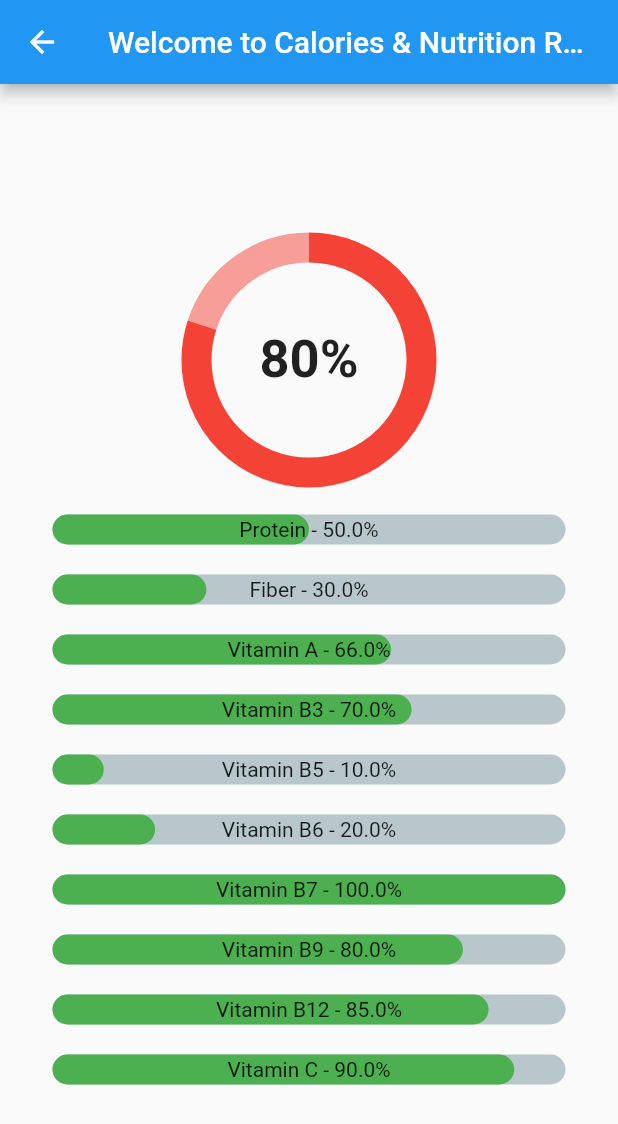
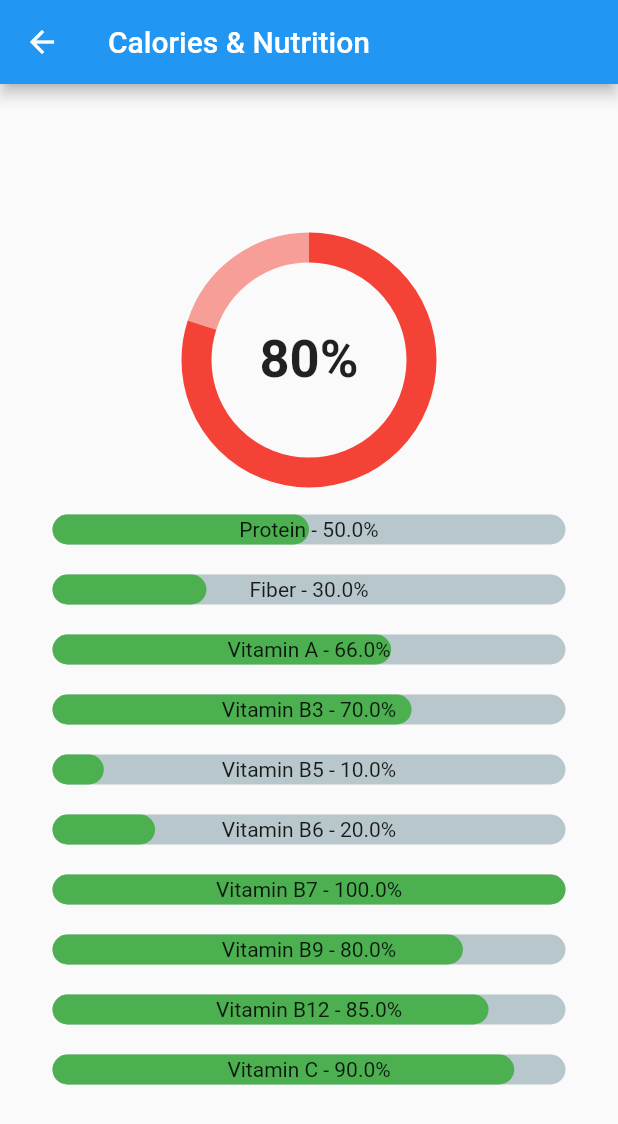
Before and after one commit to lmora21/nutrition_buddy, a Flutter app: the screen it shows after launch, after a tap on an icon or button, on a phone screen of 412 x 824 dp. Shown: the top 1124 px of the screen. Run offline on Flutter 3.47's test engine with Material 2 defaults, Android fonts, the phone set to English and light mode, and no system bars; drawn by our look-alikes of percent_indicator, pie_chart.

Commit message:
Renamed home route screen titles

```diff
--- a/lib/home_route_budget.dart
+++ b/lib/home_route_budget.dart
@@ -8,7 +8,7 @@ class RouteBudget extends StatelessWidget {
   @override
   Widget build(BuildContext context) {
     return Scaffold(
-      appBar: AppBar(title: const Text("Welcome to Budget Route!")),
+      appBar: AppBar(title: const Text("Weekly Budget")),
       body: Center(
         child: Column(
           mainAxisAlignment: MainAxisAlignment.center,
--- a/lib/home_route_cal.dart
+++ b/lib/home_route_cal.dart
@@ -9,8 +9,7 @@ class RouteCal extends StatelessWidget {
   @override
   Widget build(BuildContext context) {
     return Scaffold(
-      appBar:
-          AppBar(title: const Text("Welcome to Calories & Nutrition Route!")),
+      appBar: AppBar(title: const Text("Calories & Nutrition")),
       body: Center(
         child: Column(
           mainAxisAlignment: MainAxisAlignment.center,
```
